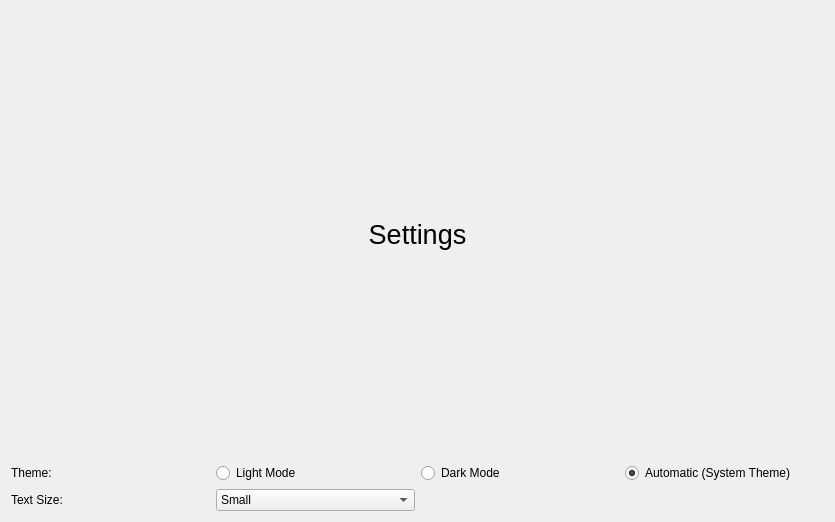
invigoratedcat/CMSC437, file Unitracker/settings.ui: the form before one commit.
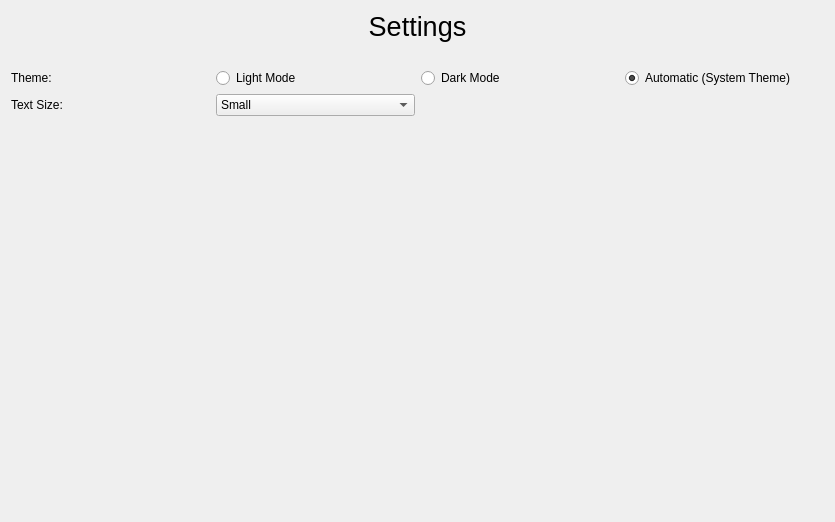
The form after the commit.

Commit message: Added basic database functionality; set up model-view system for displaying data; modified navbar and settings menus

```diff
--- a/Unitracker/settings.ui
+++ b/Unitracker/settings.ui
@@ -30,7 +30,23 @@
     </widget>
    </item>
    <item>
-    <layout class="QGridLayout" name="gridLayout">
+    <spacer name="verticalSpacer">
+     <property name="orientation">
+      <enum>Qt::Vertical</enum>
+     </property>
+     <property name="sizeType">
+      <enum>QSizePolicy::Minimum</enum>
+     </property>
+     <property name="sizeHint" stdset="0">
+      <size>
+       <width>20</width>
+       <height>20</height>
+      </size>
+     </property>
+    </spacer>
+   </item>
+   <item>
+    <layout class="QGridLayout" name="gridLayout" rowstretch="0,1">
      <item row="0" column="1">
       <widget class="QRadioButton" name="radioButton">
        <property name="text">
@@ -90,6 +106,19 @@
      </item>
     </layout>
    </item>
+   <item>
+    <spacer name="verticalSpacer_2">
+     <property name="orientation">
+      <enum>Qt::Vertical</enum>
+     </property>
+     <property name="sizeHint" stdset="0">
+      <size>
+       <width>20</width>
+       <height>40</height>
+      </size>
+     </property>
+    </spacer>
+   </item>
   </layout>
  </widget>
  <resources/>
```
The commit also changes 4 other files.
